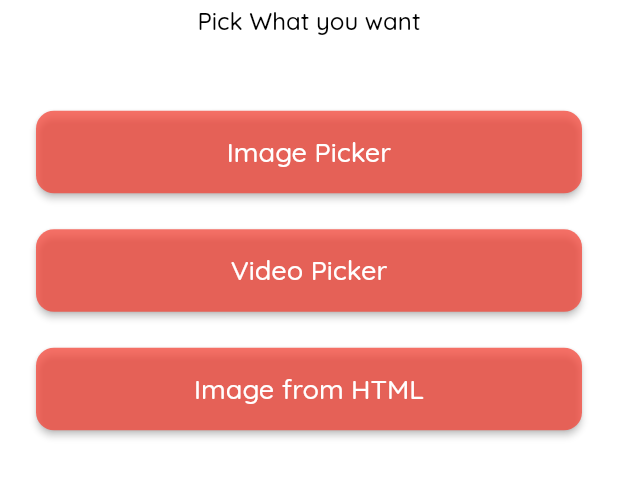
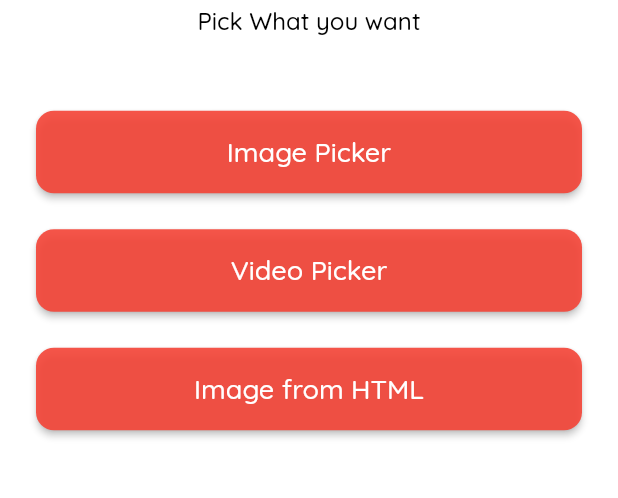
Before and after one commit to sivaperumal644/media_picker, a Flutter app: the screen it shows after launch, on a phone screen of 412 x 824 dp, the part 559-1057 px from its top. Run offline on Flutter 3.47's test engine with Material 2 defaults, Android fonts, the phone set to English and light mode, and no system bars; our stand-ins replace bloc, chewie, equatable, flutter_bloc, flutter_html, google_fonts and 3 more.

Commit message:
Minor changes implemented.

```diff
--- a/lib/components/primary_button.dart
+++ b/lib/components/primary_button.dart
@@ -16,7 +16,7 @@ class PrimaryButton extends StatelessWidget {
       width: MediaQuery.of(context).size.width,
       child: RaisedButton(
         padding: EdgeInsets.symmetric(vertical: 16),
-        color: Colors.red.withOpacity(0.75),
+        color: Colors.red.withOpacity(0.9),
         onPressed: onPressed,
         child: CustomText(
           text: buttonText,
```
